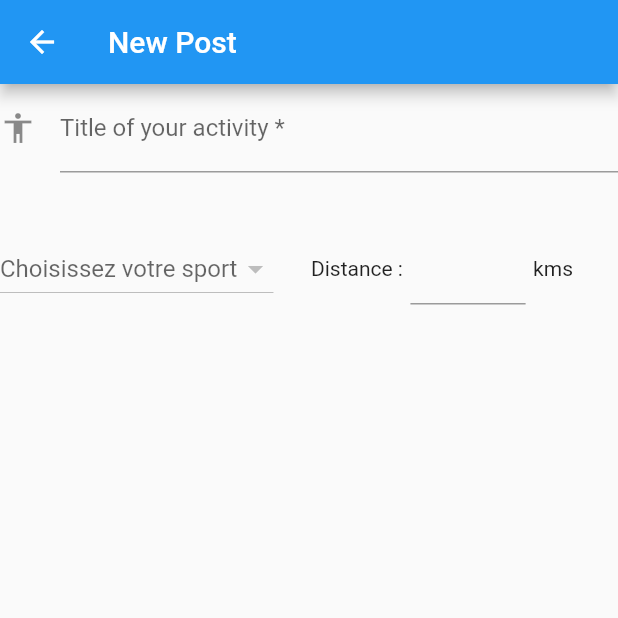
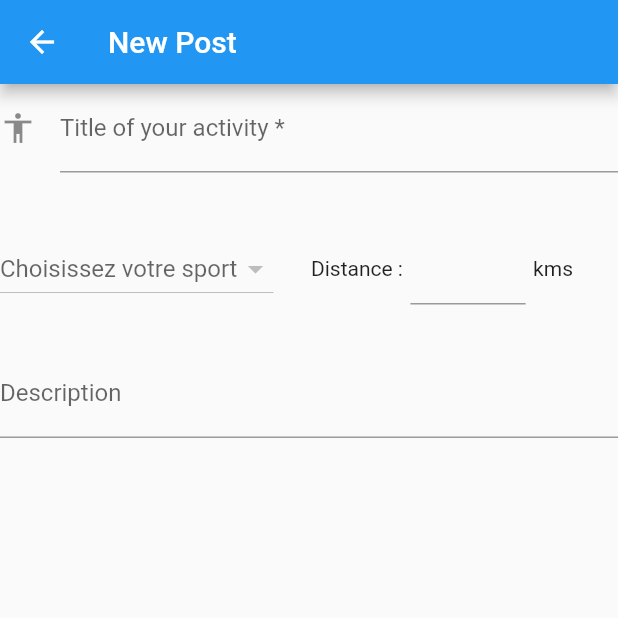
Before and after one commit to DebroyeAntoine/social-network, a Flutter app: the EditPostView screen opened directly, on a phone screen of 412 x 824 dp, the top half of it. Run offline on Flutter 3.47's test engine with Material 2 defaults, Android fonts, the phone set to English and light mode, and no system bars; our stand-ins replace bloc, cloud_firestore, email_validator, equatable, firebase_auth, firebase_core and 2 more; accounts and stored records are empty; network calls fail.

Commit message:
Add a description field already connected to bloc

```diff
--- a/lib/bloc/post_bloc/post_event.dart
+++ b/lib/bloc/post_bloc/post_event.dart
@@ -8,12 +8,12 @@ abstract class PostEvent extends Equatable {
 }
 
 class PostDescriptionChanged extends PostEvent {
-  const PostDescriptionChanged(this.description);
+  const PostDescriptionChanged({this.description});
 
-  final String description;
+  final String? description;
 
   @override
-  List<Object> get props => [description];
+  List<Object?> get props => [description];
 }
 
 class PostSportChanged extends PostEvent {
--- a/lib/presentation/edit_post.dart
+++ b/lib/presentation/edit_post.dart
@@ -89,6 +89,16 @@ class EditPostView extends StatelessWidget {
                 const SizedBox(width: 30),
               ],
             ),
+            const SizedBox(height: 30),
+            TextFormField(
+              decoration: const InputDecoration(
+                hintText: 'How was your activity ?',
+                labelText: 'Description',
+              ),
+              onChanged: (description) {
+                context.read<PostBloc>().add(PostDescriptionChanged(description: description));
+              },
+            ),
           ])
         );
   }
```
